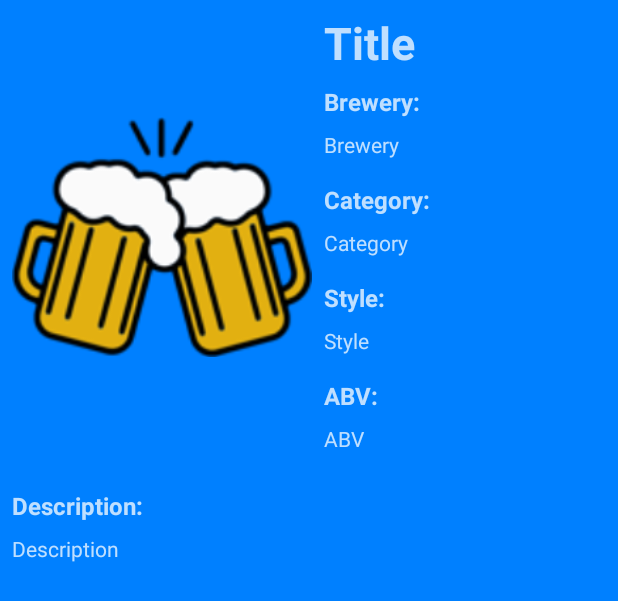
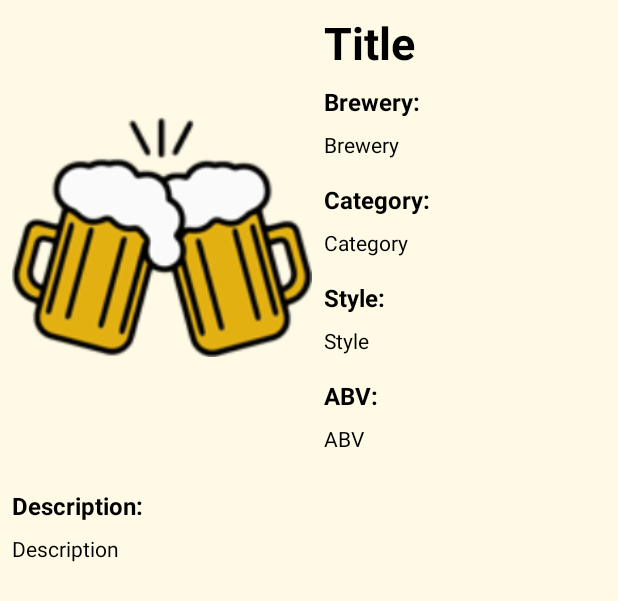
Before and after one commit to JosueAnd/BeerBase, an Android app: the layout activity_second.xml on its own in the app's theme, with its tools: preview values and no code run, on a phone screen of 412 x 824 dp. Shown: the top 601 px of the screen. Run offline under Robolectric (Android 15) with nearby library versions, the phone set to English and light mode, and no system bars.

```diff
--- a/app/src/main/res/layout/activity_main.xml
+++ b/app/src/main/res/layout/activity_main.xml
@@ -16,7 +16,7 @@
             android:id="@+id/toolbar"
             android:layout_width="match_parent"
             android:layout_height="?attr/actionBarSize"
-            android:background="@color/colorPrimary"
+            android:background="@color/darkPretzel"
             app:popupTheme="@style/AppTheme.PopupOverlay" />
 
     </com.google.android.material.appbar.AppBarLayout>
--- a/app/src/main/res/layout/activity_second.xml
+++ b/app/src/main/res/layout/activity_second.xml
@@ -5,7 +5,7 @@
     xmlns:tools="http://schemas.android.com/tools"
     android:layout_width="match_parent"
     android:layout_height="match_parent"
-    android:background="@color/colorPrimary"
+    android:background="@color/lightPretzel"
     tools:context=".SecondActivity">
 
     <TextView
@@ -16,7 +16,7 @@
         android:layout_marginEnd="8dp"
         android:layout_marginRight="8dp"
         android:text="@string/abv"
-        android:textColor="#BFFFFFFF"
+        android:textColor="@color/colorPrimaryDark"
         android:textSize="14sp"
         app:layout_constraintEnd_toEndOf="parent"
         app:layout_constraintStart_toStartOf="@+id/textView5"
@@ -44,7 +44,7 @@
         android:layout_marginEnd="8dp"
         android:layout_marginRight="8dp"
         android:text="@string/title"
-        android:textColor="#BFFFFFFF"
+        android:textColor="@color/colorPrimaryDark"
         android:textSize="30sp"
         android:textStyle="bold"
         app:layout_constraintEnd_toEndOf="parent"
@@ -59,7 +59,7 @@
         android:layout_marginEnd="8dp"
         android:layout_marginRight="8dp"
         android:text="@string/description"
-        android:textColor="#BFFFFFFF"
+        android:textColor="@color/colorPrimaryDark"
         android:textSize="14sp"
         app:layout_constraintEnd_toEndOf="parent"
         app:layout_constraintStart_toStartOf="@+id/textView3"
@@ -73,7 +73,7 @@
         android:layout_marginEnd="8dp"
         android:layout_marginRight="8dp"
         android:text="@string/brewery"
-        android:textColor="#BFFFFFFF"
+        android:textColor="@color/colorPrimaryDark"
         android:textSize="14sp"
         app:layout_constraintEnd_toEndOf="parent"
         app:layout_constraintStart_toStartOf="@+id/textView"
@@ -87,7 +87,7 @@
         android:layout_marginEnd="8dp"
         android:layout_marginRight="8dp"
         android:text="@string/brewery_title"
-        android:textColor="#BFFFFFFF"
+        android:textColor="@color/colorPrimaryDark"
         android:textSize="16sp"
         android:textStyle="bold"
         app:layout_constraintEnd_toEndOf="parent"
@@ -102,7 +102,7 @@
         android:layout_marginEnd="8dp"
         android:layout_marginRight="8dp"
         android:text="@string/description_title"
-        android:textColor="#BFFFFFFF"
+        android:textColor="@color/colorPrimaryDark"
         android:textSize="16sp"
         android:textStyle="bold"
         app:layout_constraintEnd_toEndOf="parent"
@@ -117,7 +117,7 @@
         android:layout_marginEnd="8dp"
         android:layout_marginRight="8dp"
         android:text="@string/category_title"
-        android:textColor="#BFFFFFFF"
+        android:textColor="@color/colorPrimaryDark"
         android:textSize="16sp"
         android:textStyle="bold"
         app:layout_constraintEnd_toEndOf="parent"
@@ -132,7 +132,7 @@
         android:layout_marginEnd="8dp"
         android:layout_marginRight="8dp"
         android:text="@string/category"
-        android:textColor="#BFFFFFFF"
+        android:textColor="@color/colorPrimaryDark"
         android:textSize="14sp"
         app:layout_constraintEnd_toEndOf="parent"
         app:layout_constraintStart_toStartOf="@+id/textView4"
@@ -146,7 +146,7 @@
         android:layout_marginEnd="8dp"
         android:layout_marginRight="8dp"
         android:text="@string/style_title"
-        android:textColor="#BFFFFFFF"
+        android:textColor="@color/colorPrimaryDark"
         android:textSize="16sp"
         android:textStyle="bold"
         app:layout_constraintEnd_toEndOf="parent"
@@ -161,7 +161,7 @@
         android:layout_marginEnd="8dp"
         android:layout_marginRight="8dp"
         android:text="@string/style"
-        android:textColor="#BFFFFFFF"
+        android:textColor="@color/colorPrimaryDark"
         android:textSize="14sp"
         app:layout_constraintEnd_toEndOf="parent"
         app:layout_constraintStart_toStartOf="@+id/textView6"
@@ -175,7 +175,7 @@
         android:layout_marginEnd="8dp"
         android:layout_marginRight="8dp"
         android:text="@string/abv_title"
-        android:textColor="#BFFFFFFF"
+        android:textColor="@color/colorPrimaryDark"
         android:textSize="16sp"
         android:textStyle="bold"
         app:layout_constraintEnd_toEndOf="parent"
--- a/app/src/main/res/layout/content_main.xml
+++ b/app/src/main/res/layout/content_main.xml
@@ -12,7 +12,7 @@
         android:id="@+id/mainRecycler"
         android:layout_width="match_parent"
         android:layout_height="match_parent"
-        android:background="@color/colorPrimary"
+        android:background="@color/lightPretzel"
         android:scrollbars="vertical"
         app:layout_constraintBottom_toBottomOf="parent"
         app:layout_constraintEnd_toEndOf="parent"
--- a/app/src/main/res/layout/my_row.xml
+++ b/app/src/main/res/layout/my_row.xml
@@ -11,7 +11,7 @@
         android:id="@+id/cardView"
         android:layout_width="match_parent"
         android:layout_height="wrap_content"
-        app:cardBackgroundColor="#FFFFFF"
+        app:cardBackgroundColor="@color/darkPretzel"
         app:cardCornerRadius="10dp"
         app:layout_constraintBottom_toBottomOf="parent"
         app:layout_constraintEnd_toEndOf="parent"
@@ -26,7 +26,7 @@
                 android:layout_marginTop="5sp"
                 android:layout_marginRight="5sp"
                 android:layout_marginBottom="5sp"
-                android:background="#BFFFFFFF"
+                android:background="@color/darkPretzel"
                 android:padding="5sp"
                 android:paddingLeft="5sp"
                 android:paddingTop="5sp"
@@ -55,7 +55,7 @@
                     android:layout_marginEnd="8dp"
                     android:layout_marginRight="8dp"
                     android:text="@string/title"
-                    android:textColor="#272727"
+                    android:textColor="@color/lightPretzel"
                     android:textSize="24sp"
                     android:textStyle="bold"
                     app:layout_constraintBottom_toBottomOf="parent"
--- a/app/src/main/res/values/colors.xml
+++ b/app/src/main/res/values/colors.xml
@@ -11,4 +11,6 @@
     -->
     <color name="colorPrimaryDark">#000000</color>
     <color name="colorAccent">#D81B60</color>
+    <color name="darkPretzel">#C3996F</color>
+    <color name="lightPretzel">#FFFAE6</color>
 </resources>
--- a/app/src/main/res/values/styles.xml
+++ b/app/src/main/res/values/styles.xml
@@ -3,7 +3,7 @@
     <!-- Base application theme. -->
     <style name="AppTheme" parent="Theme.AppCompat.Light.DarkActionBar">
         <!-- Customize your theme here. -->
-        <item name="colorPrimary">@color/colorPrimary</item>
+        <item name="colorPrimary">@color/darkPretzel</item>
         <item name="colorPrimaryDark">@color/colorPrimaryDark</item>
         <item name="colorAccent">@color/colorAccent</item>
     </style>
```
Also changed, not shown: app/src/main/res/drawable/colors_man.png (added).
